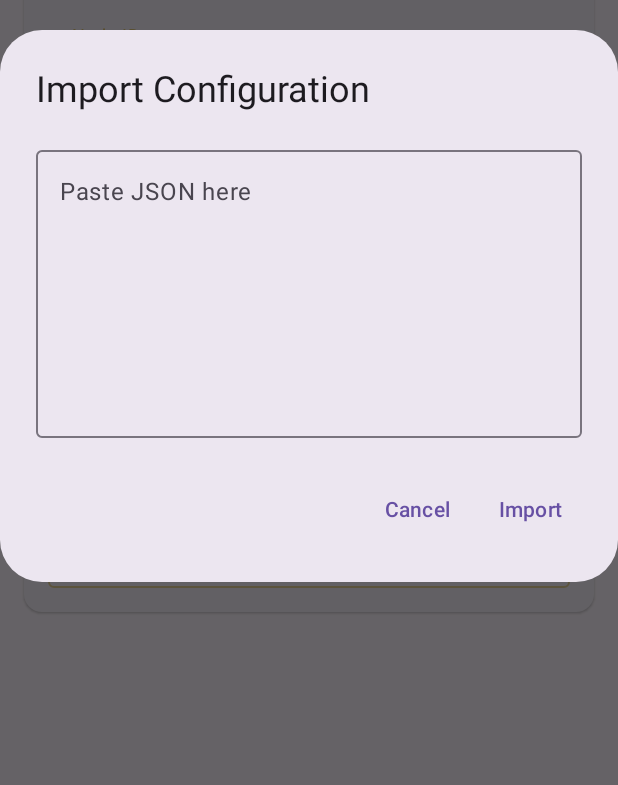
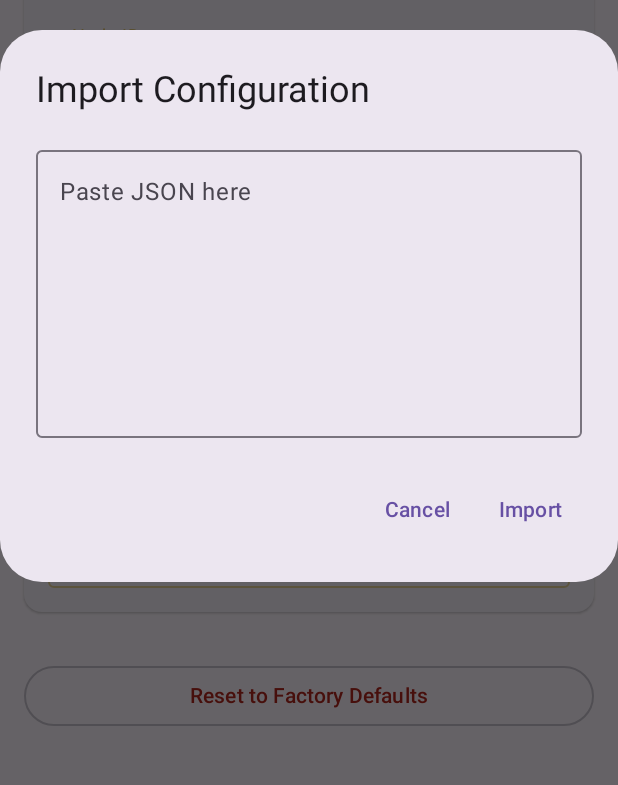
Before and after one commit to bobscott45/kmp_lever_frame, an Android app built with Jetpack Compose: the composable ConfigurationScreen shown on its own in the app's theme, after a tap on "Import", on a phone screen of 412 x 824 dp, the part 312-1097 px from its top. Run offline under Robolectric (Android 15) with nearby library versions, the light colour scheme and no system bars.

Commit message:
Add Reset to Factory Defaults UI button

```diff
--- a/shared/src/commonMain/kotlin/org/edranor/leverframe/ConfigurationScreen.kt
+++ b/shared/src/commonMain/kotlin/org/edranor/leverframe/ConfigurationScreen.kt
@@ -60,6 +60,7 @@ fun ConfigurationScreen(
     var showExportDialog by remember { mutableStateOf(false) }
     var showImportDialog by remember { mutableStateOf(false) }
     var showSaveWarning by remember { mutableStateOf(false) }
+    var showResetWarning by remember { mutableStateOf(false) }
     var importText by remember { mutableStateOf("") }
 
     Scaffold(
@@ -143,6 +144,15 @@ fun ConfigurationScreen(
                 ) {
                     item {
                         SystemSettingsSection(config) { config = it }
+                    }
+                    item {
+                        OutlinedButton(
+                            onClick = { showResetWarning = true },
+                            modifier = Modifier.fillMaxWidth().padding(top = 16.dp),
+                            colors = ButtonDefaults.outlinedButtonColors(contentColor = MaterialTheme.colorScheme.error)
+                        ) {
+                            Text("Reset to Factory Defaults")
+                        }
                     }
                 }
             } else {
@@ -368,6 +378,29 @@ fun ConfigurationScreen(
                 TextButton(onClick = { showSaveWarning = false }) {
                     Text("Cancel")
                 }
+            }
+        )
+    }
+
+    if (showResetWarning) {
+        AlertDialog(
+            onDismissRequest = { showResetWarning = false },
+            title = { Text("Reset to Defaults", color = MaterialTheme.colorScheme.error) },
+            text = { Text("This will overwrite all current settings, frames, and levers with the factory default configuration. Are you sure?") },
+            confirmButton = {
+                TextButton(onClick = {
+                    showResetWarning = false
+                    try {
+                        config = ConfigManager.jsonFormat.decodeFromString<JsonConfig>(ConfigManager.defaultPrototypicalConfigJson)
+                    } catch (e: Exception) {
+                        println("Failed to reset: ${e.message}")
+                    }
+                }) {
+                    Text("Reset", color = MaterialTheme.colorScheme.error)
+                }
+            },
+            dismissButton = {
+                TextButton(onClick = { showResetWarning = false }) { Text("Cancel") }
             }
         )
     }
```
